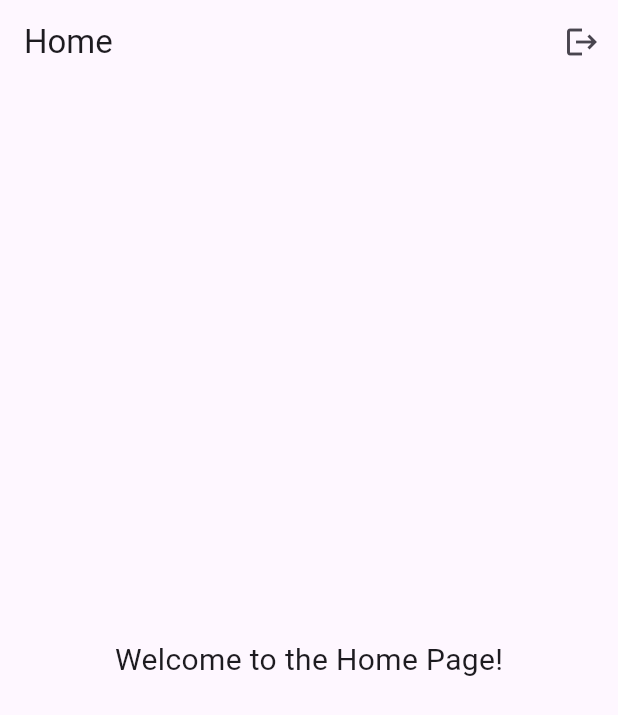
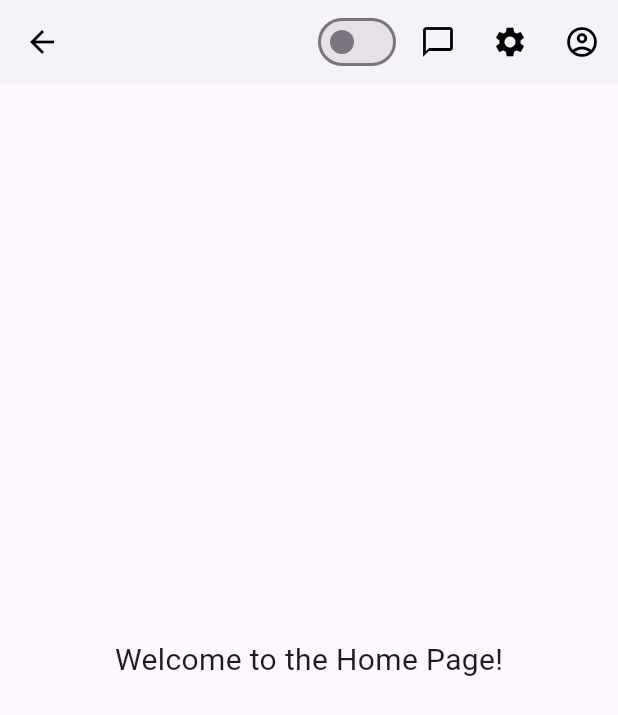
Before and after one commit to bbNaja/ITDS283_Sec1_Group21_Phase1, a Flutter app: the Homepage screen opened by its route, on a phone screen of 412 x 824 dp. Shown: the top 715 px of the screen. Run offline on Flutter 3.47's test engine with Material 3 defaults, Android fonts, the light colour scheme and no system bars.

Commit message:
reconstruct all files

```diff
--- /dev/null
+++ b/sec1_gr21/lib/components/appbar.dart
@@ -0,0 +1,60 @@
+import 'package:flutter/material.dart';
+import 'package:sec1_gr21/theme/theme_manager.dart';
+
+class NavBar extends StatelessWidget implements PreferredSizeWidget {
+  final bool showBackButton;
+  final ThemeManager themeManager;
+
+  const NavBar({
+    Key? key,
+    required this.themeManager,
+    this.showBackButton = true,
+  }) : super(key: key);
+
+  @override
+  Widget build(BuildContext context) {
+    return AppBar(
+      automaticallyImplyLeading: false,
+      backgroundColor: Colors.white,
+      elevation: 2,
+      leading: showBackButton
+          ? IconButton(
+              icon: Icon(Icons.arrow_back, color: Colors.black),
+              onPressed: () {
+                Navigator.pop(context);
+              },
+            )
+          : null,
+      centerTitle: true,
+      actions: [
+        Switch(
+          value: themeManager.themeMode == ThemeMode.dark,
+          onChanged: (newValue) {
+            themeManager.toggleTheme(newValue);
+          },
+        ),
+        IconButton(
+          icon: Icon(Icons.chat_bubble_outline, color: Colors.black),
+          onPressed: () {
+            // TODO: navigate to chat
+          },
+        ),
+        IconButton(
+          icon: Icon(Icons.settings, color: Colors.black),
+          onPressed: () {
+            // TODO: navigate to settings
+          },
+        ),
+        IconButton(
+          icon: Icon(Icons.account_circle_outlined, color: Colors.black),
+          onPressed: () {
+            // TODO: navigate to profile
+          },
+        ),
+      ],
+    );
+  }
+
+  @override
+  Size get preferredSize => Size.fromHeight(kToolbarHeight);
+}
--- a/sec1_gr21/lib/main.dart
+++ b/sec1_gr21/lib/main.dart
@@ -1,19 +1,6 @@
 import 'package:flutter/material.dart';
-import 'route/route_constant.dart';
-import 'route/router.dart' as router;
+import 'myapp.dart';
 
 void main() {
   runApp(MyApp());
 }
-
-class MyApp extends StatelessWidget {
-  @override
-  Widget build(BuildContext context) {
-    return MaterialApp(
-      title: 'SeWork',
-      debugShowCheckedModeBanner: false,
-      onGenerateRoute: router.generateRoute,
-      initialRoute: welcomepageRoute,
-    );
-  }
-}
--- /dev/null
+++ b/sec1_gr21/lib/myapp.dart
@@ -0,0 +1,46 @@
+import 'package:sec1_gr21/theme/theme_constant.dart';
+import 'package:sec1_gr21/theme/theme_manager.dart';
+import 'route/route_constant.dart';
+import 'route/router.dart' as router;
+import 'package:flutter/material.dart';
+
+ThemeManager _themeManager = ThemeManager();
+
+class MyApp extends StatefulWidget {
+  @override
+  State<MyApp> createState() => _MyAppState();
+}
+
+class _MyAppState extends State<MyApp> {
+  @override
+  void dispose() {
+    _themeManager.removeListener(themeListener);
+    super.dispose();
+  }
+
+  @override
+  void initState() {
+    _themeManager.addListener(themeListener);
+    // TODO: implement initState
+    super.initState();
+  }
+
+  themeListener() {
+    if (mounted) {
+      setState(() {});
+    }
+  }
+
+  @override
+  Widget build(BuildContext context) {
+    return MaterialApp(
+      title: 'SeWork',
+      theme: lightTheme, //default
+      darkTheme: darkTheme,
+      themeMode: _themeManager.themeMode,
+      debugShowCheckedModeBanner: false,
+      onGenerateRoute: router.generateRoute,
+      initialRoute: welcomepageRoute,
+    );
+  }
+}
--- a/sec1_gr21/lib/pages/homepage.dart
+++ b/sec1_gr21/lib/pages/homepage.dart
@@ -1,23 +1,17 @@
 import 'package:flutter/material.dart';
 import 'package:sec1_gr21/route/route_constant.dart';
+import 'package:sec1_gr21/components/appbar.dart';
+import 'package:sec1_gr21/theme/theme_manager.dart';
 
 class Homepage extends StatelessWidget {
+  final ThemeManager themeManager;
+
+  const Homepage({Key? key, required this.themeManager}) : super(key: key);
   @override
   Widget build(BuildContext context) {
     return Scaffold(
-      appBar: AppBar(
-        title: Text("Home"),
-        automaticallyImplyLeading: false, // for remove the back icon
-
-        actions: [
-          IconButton(
-            icon: Icon(Icons.logout),
-            onPressed: () {
-              Navigator.pushReplacementNamed(context, welcomepageRoute);
-              // Navigator.pushNamed(context, '/');
-            },
-          )
-        ],
+      appBar: NavBar(
+        themeManager: themeManager,
       ),
       body: Center(
         child:
--- a/sec1_gr21/lib/pages/login/login.dart
+++ b/sec1_gr21/lib/pages/login/login.dart
@@ -1,5 +1,6 @@
 import 'package:flutter/material.dart';
 import 'package:sec1_gr21/route/route_constant.dart';
+import 'package:sec1_gr21/theme/theme_manager.dart';
 
 class Loginpage extends StatelessWidget {
   final TextEditingController emailController = TextEditingController();
--- a/sec1_gr21/lib/route/router.dart
+++ b/sec1_gr21/lib/route/router.dart
@@ -1,15 +1,18 @@
 import 'package:flutter/material.dart';
 import 'screen_exports.dart';
 import 'route_constant.dart';
+import 'package:sec1_gr21/theme/theme_manager.dart';
 
+final ThemeManager themeManager = ThemeManager();
 Route<dynamic> generateRoute(RouteSettings settings) {
   switch (settings.name) {
     case welcomepageRoute:
-      return MaterialPageRoute(builder: (context) => Welcomepage());
+      return MaterialPageRoute(builder: (context) => WelcomePage());
     case loginpageRoute:
       return MaterialPageRoute(builder: (context) => Loginpage());
     case homepageRoute:
-      return MaterialPageRoute(builder: (context) => Homepage());
+      return MaterialPageRoute(
+          builder: (context) => Homepage(themeManager: themeManager));
     case registerpageRoute:
       return MaterialPageRoute(builder: (context) => Registerpage());
     default:
--- /dev/null
+++ b/sec1_gr21/lib/theme/theme_constant.dart
@@ -0,0 +1,5 @@
+import 'package:flutter/material.dart';
+
+ThemeData lightTheme = ThemeData(brightness: Brightness.light);
+
+ThemeData darkTheme = ThemeData(brightness: Brightness.dark);
--- /dev/null
+++ b/sec1_gr21/lib/theme/theme_manager.dart
@@ -0,0 +1,12 @@
+import 'package:flutter/material.dart';
+import 'package:flutter/cupertino.dart';
+
+class ThemeManager with ChangeNotifier {
+  ThemeMode _themeMode = ThemeMode.light;
+  get themeMode => _themeMode; //getter
+
+  toggleTheme(bool isDark) {
+    _themeMode = isDark ? ThemeMode.dark : ThemeMode.light;
+    notifyListeners();
+  }
+}
```
Also changed, not shown: sec1_gr21/lib/pages/welcome.dart (+40 -15 lines), sec1_gr21/lib/components/bottomnavbar.dart (added).
